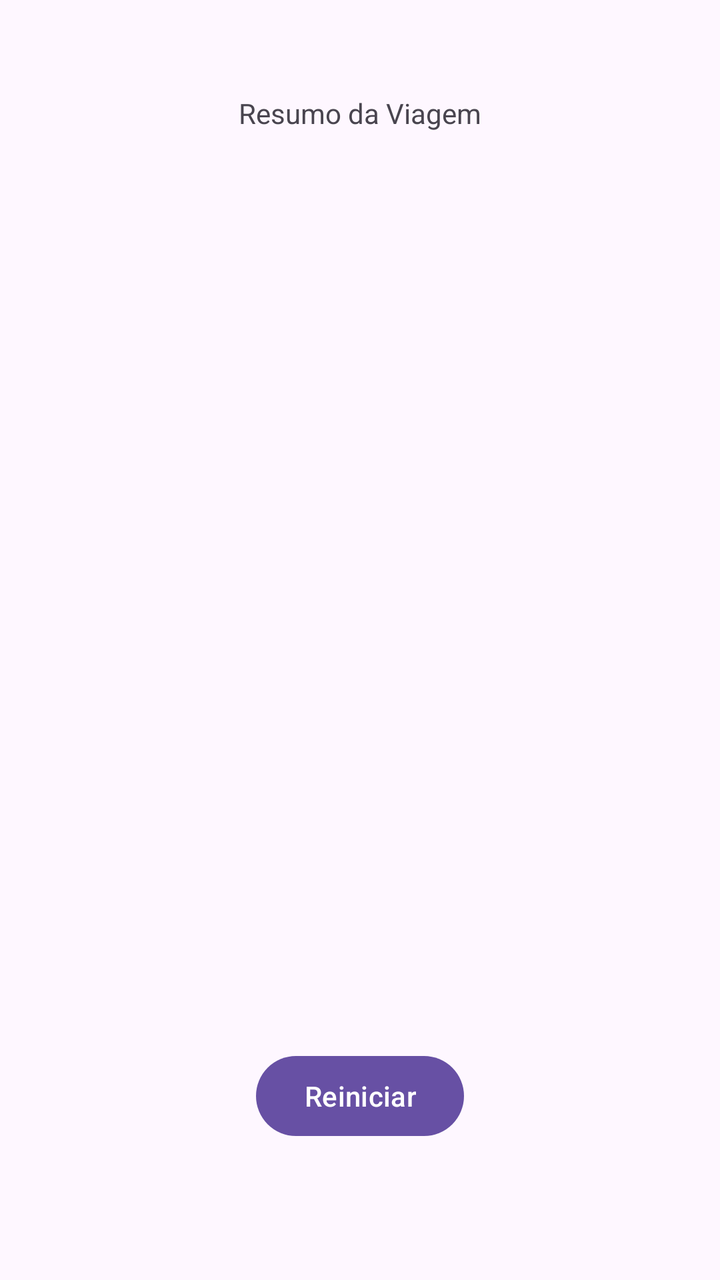
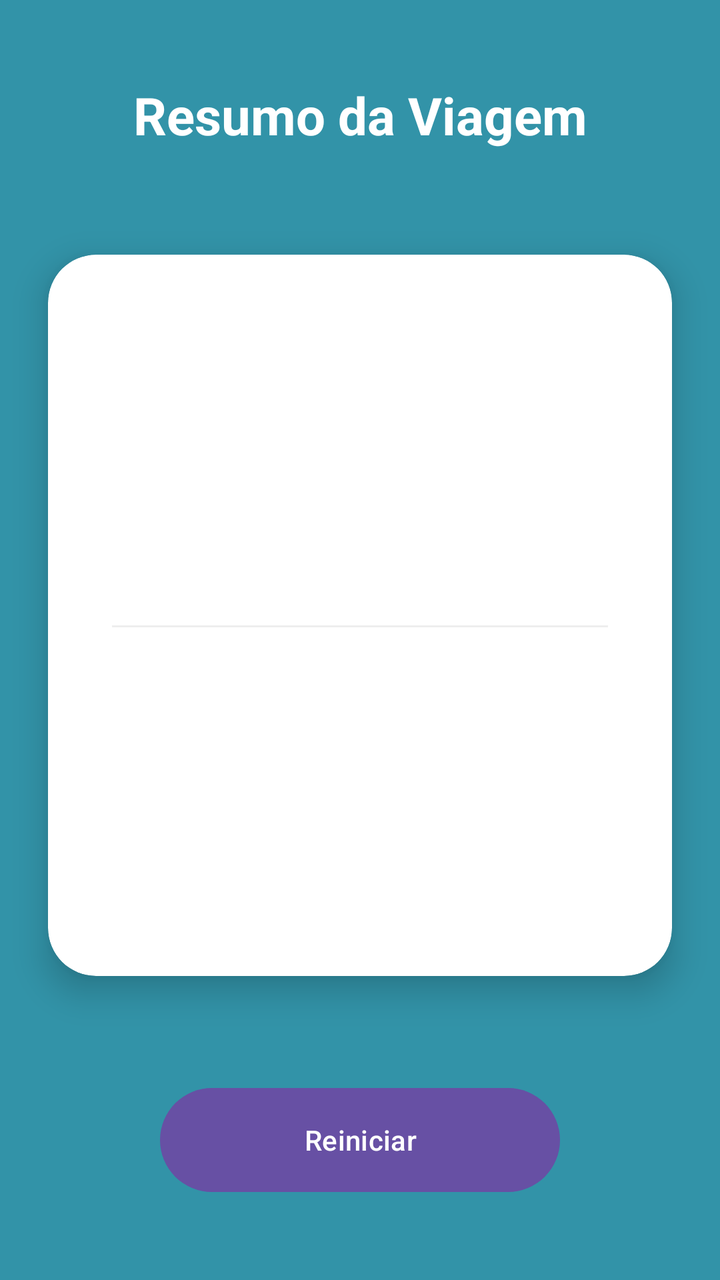

Screens rendered from an Android XML layout before and after an edit, with the pre-edit source and the edit as a unified diff.
<!-- AndroidManifest.xml: application theme Theme.FastTripPlanner -->
<!-- res/layout/activity_terceira_tela.xml -->
<?xml version="1.0" encoding="utf-8"?>
<androidx.constraintlayout.widget.ConstraintLayout xmlns:android="http://schemas.android.com/apk/res/android"
    xmlns:app="http://schemas.android.com/apk/res-auto"
    xmlns:tools="http://schemas.android.com/tools"
    android:id="@+id/main"
    android:layout_width="match_parent"
    android:layout_height="match_parent"
    tools:context=".TerceiraTelaActivity">

    <TextView
        android:id="@+id/tvTitulo3"
        android:layout_width="wrap_content"
        android:layout_height="wrap_content"
        android:layout_marginTop="47dp"
        android:text="Resumo da Viagem"
        app:layout_constraintEnd_toEndOf="parent"
        app:layout_constraintStart_toStartOf="parent"
        app:layout_constraintTop_toTopOf="parent" />

    <Button
        android:id="@+id/btnReiniciar"
        android:layout_width="wrap_content"
        android:layout_height="wrap_content"
        android:layout_marginBottom="68dp"
        android:text="Reiniciar"
        app:layout_constraintBottom_toBottomOf="parent"
        app:layout_constraintEnd_toEndOf="parent"
        app:layout_constraintStart_toStartOf="parent" />

    <TextView
        android:id="@+id/tvDestino"
        android:layout_width="wrap_content"
        android:layout_height="wrap_content"
        android:layout_marginStart="28dp"
        android:layout_marginTop="63dp"
        app:layout_constraintStart_toStartOf="@+id/tvTitulo3"
        app:layout_constraintTop_toBottomOf="@+id/tvTitulo3" />

    <TextView
        android:id="@+id/tvDias"
        android:layout_width="wrap_content"
        android:layout_height="wrap_content"
        android:layout_marginTop="62dp"
        app:layout_constraintEnd_toEndOf="@+id/tvTitulo3"
        app:layout_constraintTop_toBottomOf="@+id/tvDestino" />

    <TextView
        android:id="@+id/tvTipoHospedagem"
        android:layout_width="wrap_content"
        android:layout_height="wrap_content"
        android:layout_marginStart="86dp"
        android:layout_marginEnd="87dp"
        android:layout_marginBottom="34dp"
        app:layout_constraintBottom_toTopOf="@+id/textView12"
        app:layout_constraintEnd_toStartOf="@+id/tvDestino"
        app:layout_constraintStart_toStartOf="parent" />

    <TextView
        android:id="@+id/tvTransportes"
        android:layout_width="wrap_content"
        android:layout_height="wrap_content"
        android:layout_marginStart="28dp"
        android:layout_marginTop="20dp"
        app:layout_constraintStart_toStartOf="@+id/textView12"
        app:layout_constraintTop_toBottomOf="@+id/textView12" />

    <TextView
        android:id="@+id/tvAlimentacao"
        android:layout_width="1dp"
        android:layout_height="41dp"
        android:layout_marginTop="45dp"
        android:layout_marginBottom="48dp"
        app:layout_constraintBottom_toBottomOf="@+id/tvPasseio"
        app:layout_constraintEnd_toEndOf="@+id/textView12"
        app:layout_constraintStart_toStartOf="@+id/textView12"
        app:layout_constraintTop_toBottomOf="@+id/tvTransportes" />

    <TextView
        android:id="@+id/tvPasseio"
        android:layout_width="wrap_content"
        android:layout_height="wrap_content"
        android:layout_marginTop="207dp"
        android:layout_marginEnd="2dp"
        android:layout_marginBottom="208dp"
        app:layout_constraintBottom_toBottomOf="@+id/btnReiniciar"
        app:layout_constraintEnd_toStartOf="@+id/tvAlimentacao"
        app:layout_constraintTop_toBottomOf="@+id/tvTipoHospedagem" />

    <TextView
        android:id="@+id/tvValorFinal"
        android:layout_width="wrap_content"
        android:layout_height="wrap_content"
        android:layout_marginStart="16dp"
        android:layout_marginBottom="75dp"
        app:layout_constraintBottom_toTopOf="@+id/btnReiniciar"
        app:layout_constraintStart_toStartOf="@+id/btnReiniciar" />

    <TextView
        android:id="@+id/tvOrcamento"
        android:layout_width="wrap_content"
        android:layout_height="wrap_content"
        android:layout_marginTop="263dp"
        app:layout_constraintEnd_toStartOf="@+id/tvTipoHospedagem"
        app:layout_constraintStart_toStartOf="@+id/tvTipoHospedagem"
        app:layout_constraintTop_toTopOf="parent" />
</androidx.constraintlayout.widget.ConstraintLayout>
<!-- resources referenced by this layout -->
<resources>
  <style name="Theme.FastTripPlanner" parent="Base.Theme.FastTripPlanner" />
  <style name="Base.Theme.FastTripPlanner" parent="Theme.Material3.DayNight.NoActionBar">
          
          
      </style>
</resources>

<!-- the commit's change to res/layout/activity_terceira_tela.xml (unified diff, before → after) -->
@@ -1,106 +1,74 @@
 <?xml version="1.0" encoding="utf-8"?>
-<androidx.constraintlayout.widget.ConstraintLayout xmlns:android="http://schemas.android.com/apk/res/android"
+<androidx.constraintlayout.widget.ConstraintLayout
+    xmlns:android="http://schemas.android.com/apk/res/android"
     xmlns:app="http://schemas.android.com/apk/res-auto"
     xmlns:tools="http://schemas.android.com/tools"
-    android:id="@+id/main"
     android:layout_width="match_parent"
     android:layout_height="match_parent"
+    android:background="#3293a8"
     tools:context=".TerceiraTelaActivity">
 
     <TextView
         android:id="@+id/tvTitulo3"
         android:layout_width="wrap_content"
         android:layout_height="wrap_content"
-        android:layout_marginTop="47dp"
+        android:layout_marginTop="40dp"
         android:text="Resumo da Viagem"
+        android:textColor="#FFFFFF"
+        android:textSize="26sp"
+        android:textStyle="bold"
         app:layout_constraintEnd_toEndOf="parent"
         app:layout_constraintStart_toStartOf="parent"
         app:layout_constraintTop_toTopOf="parent" />
 
+    <androidx.cardview.widget.CardView
+        android:layout_width="0dp"
+        android:layout_height="wrap_content"
+        android:layout_margin="24dp"
+        app:cardCornerRadius="24dp"
+        app:cardElevation="10dp"
+        app:layout_constraintTop_toBottomOf="@+id/tvTitulo3"
+        app:layout_constraintBottom_toTopOf="@+id/btnReiniciar"
+        app:layout_constraintStart_toStartOf="parent"
+        app:layout_constraintEnd_toEndOf="parent">
+
+        <LinearLayout
+            android:layout_width="match_parent"
+            android:layout_height="wrap_content"
+            android:orientation="vertical"
+            android:padding="32dp">
+
+            <TextView android:id="@+id/tvDestino" android:layout_width="match_parent" android:layout_height="wrap_content" android:textSize="18sp" android:layout_marginBottom="12dp" />
+            <TextView android:id="@+id/tvDias" android:layout_width="match_parent" android:layout_height="wrap_content" android:textSize="18sp" android:layout_marginBottom="12dp" />
+            <TextView android:id="@+id/tvOrcamento" android:layout_width="match_parent" android:layout_height="wrap_content" android:textSize="18sp" android:layout_marginBottom="12dp" />
+            <TextView android:id="@+id/tvTipoHospedagem" android:layout_width="match_parent" android:layout_height="wrap_content" android:textSize="18sp" android:layout_marginBottom="12dp" />
+
+            <View android:layout_width="match_parent" android:layout_height="1dp" android:background="#EEEEEE" android:layout_marginTop="8dp" android:layout_marginBottom="16dp"/>
+
+            <TextView android:id="@+id/tvTransportes" android:layout_width="match_parent" android:layout_height="wrap_content" android:textSize="16sp" />
+            <TextView android:id="@+id/tvAlimentacao" android:layout_width="match_parent" android:layout_height="wrap_content" android:textSize="16sp" />
+            <TextView android:id="@+id/tvPasseio" android:layout_width="match_parent" android:layout_height="wrap_content" android:textSize="16sp" android:layout_marginBottom="16dp" />
+
+            <TextView
+                android:id="@+id/tvValorFinal"
+                android:layout_width="match_parent"
+                android:layout_height="wrap_content"
+                android:textStyle="bold"
+                android:textSize="22sp"
+                android:textColor="#3293a8"
+                android:gravity="center"
+                android:layout_marginTop="16dp" />
+        </LinearLayout>
+    </androidx.cardview.widget.CardView>
+
     <Button
         android:id="@+id/btnReiniciar"
-        android:layout_width="wrap_content"
-        android:layout_height="wrap_content"
-        android:layout_marginBottom="68dp"
+        android:layout_width="200dp"
+        android:layout_height="60dp"
         android:text="Reiniciar"
+        android:layout_marginBottom="40dp"
         app:layout_constraintBottom_toBottomOf="parent"
         app:layout_constraintEnd_toEndOf="parent"
         app:layout_constraintStart_toStartOf="parent" />
 
-    <TextView
-        android:id="@+id/tvDestino"
-        android:layout_width="wrap_content"
-        android:layout_height="wrap_content"
-        android:layout_marginStart="28dp"
-        android:layout_marginTop="63dp"
-        app:layout_constraintStart_toStartOf="@+id/tvTitulo3"
-        app:layout_constraintTop_toBottomOf="@+id/tvTitulo3" />
-
-    <TextView
-        android:id="@+id/tvDias"
-        android:layout_width="wrap_content"
-        android:layout_height="wrap_content"
-        android:layout_marginTop="62dp"
-        app:layout_constraintEnd_toEndOf="@+id/tvTitulo3"
-        app:layout_constraintTop_toBottomOf="@+id/tvDestino" />
-
-    <TextView
-        android:id="@+id/tvTipoHospedagem"
-        android:layout_width="wrap_content"
-        android:layout_height="wrap_content"
-        android:layout_marginStart="86dp"
-        android:layout_marginEnd="87dp"
-        android:layout_marginBottom="34dp"
-        app:layout_constraintBottom_toTopOf="@+id/textView12"
-        app:layout_constraintEnd_toStartOf="@+id/tvDestino"
-        app:layout_constraintStart_toStartOf="parent" />
-
-    <TextView
-        android:id="@+id/tvTransportes"
-        android:layout_width="wrap_content"
-        android:layout_height="wrap_content"
-        android:layout_marginStart="28dp"
-        android:layout_marginTop="20dp"
-        app:layout_constraintStart_toStartOf="@+id/textView12"
-        app:layout_constraintTop_toBottomOf="@+id/textView12" />
-
-    <TextView
-        android:id="@+id/tvAlimentacao"
-        android:layout_width="1dp"
-        android:layout_height="41dp"
-        android:layout_marginTop="45dp"
-        android:layout_marginBottom="48dp"
-        app:layout_constraintBottom_toBottomOf="@+id/tvPasseio"
-        app:layout_constraintEnd_toEndOf="@+id/textView12"
-        app:layout_constraintStart_toStartOf="@+id/textView12"
-        app:layout_constraintTop_toBottomOf="@+id/tvTransportes" />
-
-    <TextView
-        android:id="@+id/tvPasseio"
-        android:layout_width="wrap_content"
-        android:layout_height="wrap_content"
-        android:layout_marginTop="207dp"
-        android:layout_marginEnd="2dp"
-        android:layout_marginBottom="208dp"
-        app:layout_constraintBottom_toBottomOf="@+id/btnReiniciar"
-        app:layout_constraintEnd_toStartOf="@+id/tvAlimentacao"
-        app:layout_constraintTop_toBottomOf="@+id/tvTipoHospedagem" />
-
-    <TextView
-        android:id="@+id/tvValorFinal"
-        android:layout_width="wrap_content"
-        android:layout_height="wrap_content"
-        android:layout_marginStart="16dp"
-        android:layout_marginBottom="75dp"
-        app:layout_constraintBottom_toTopOf="@+id/btnReiniciar"
-        app:layout_constraintStart_toStartOf="@+id/btnReiniciar" />
-
-    <TextView
-        android:id="@+id/tvOrcamento"
-        android:layout_width="wrap_content"
-        android:layout_height="wrap_content"
-        android:layout_marginTop="263dp"
-        app:layout_constraintEnd_toStartOf="@+id/tvTipoHospedagem"
-        app:layout_constraintStart_toStartOf="@+id/tvTipoHospedagem"
-        app:layout_constraintTop_toTopOf="parent" />
 </androidx.constraintlayout.widget.ConstraintLayout>
